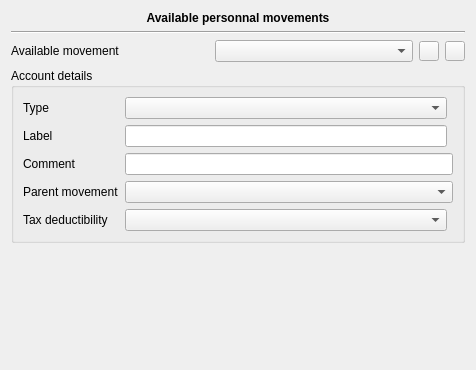
Old version of the form plugins/accountplugin/preferences/availablemovementpage.ui in the repository FreeHealth/freehealth.
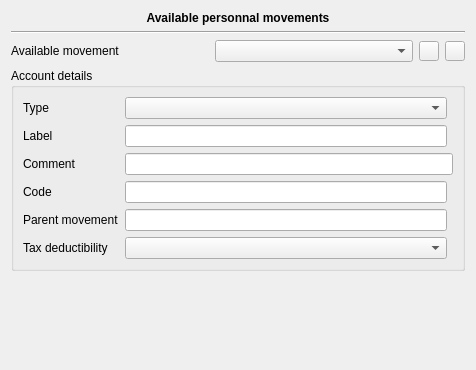
New version of the form.

Commit message: freeaccount : available movements default

Diff of the .ui file:
```diff
--- a/plugins/accountplugin/preferences/availablemovementpage.ui
+++ b/plugins/accountplugin/preferences/availablemovementpage.ui
@@ -108,16 +108,13 @@
       <item row="7" column="2" colspan="2">
        <widget class="QLineEdit" name="commentEdit"/>
       </item>
-      <item row="8" column="0" colspan="2">
+      <item row="10" column="0" colspan="2">
        <widget class="QLabel" name="label_5">
         <property name="text">
          <string>Parent movement</string>
         </property>
        </widget>
       </item>
-      <item row="8" column="2" colspan="2">
-       <widget class="QComboBox" name="parentComboBox"/>
-      </item>
       <item row="4" column="2">
        <widget class="QComboBox" name="typeComboBox"/>
       </item>
@@ -138,16 +135,29 @@
         </property>
        </widget>
       </item>
-      <item row="9" column="0">
+      <item row="11" column="0">
        <widget class="QLabel" name="deductibilityLabel">
         <property name="text">
          <string>Tax deductibility</string>
         </property>
        </widget>
       </item>
-      <item row="9" column="2">
+      <item row="11" column="2">
        <widget class="QComboBox" name="taxDeductibilityComboBox"/>
       </item>
+      <item row="10" column="2">
+       <widget class="QLineEdit" name="parentEdit"/>
+      </item>
+      <item row="8" column="2">
+       <widget class="QLineEdit" name="codeEdit"/>
+      </item>
+      <item row="8" column="0">
+       <widget class="QLabel" name="codeLabel">
+        <property name="text">
+         <string>Code</string>
+        </property>
+       </widget>
+      </item>
      </layout>
     </widget>
    </item>
```
The commit also changes 2 other files.
